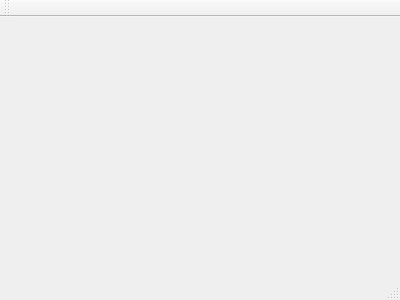
First picture: the form in mainwindow.ui, repository Lucotecia/Quick_Number_Place, before the edit.
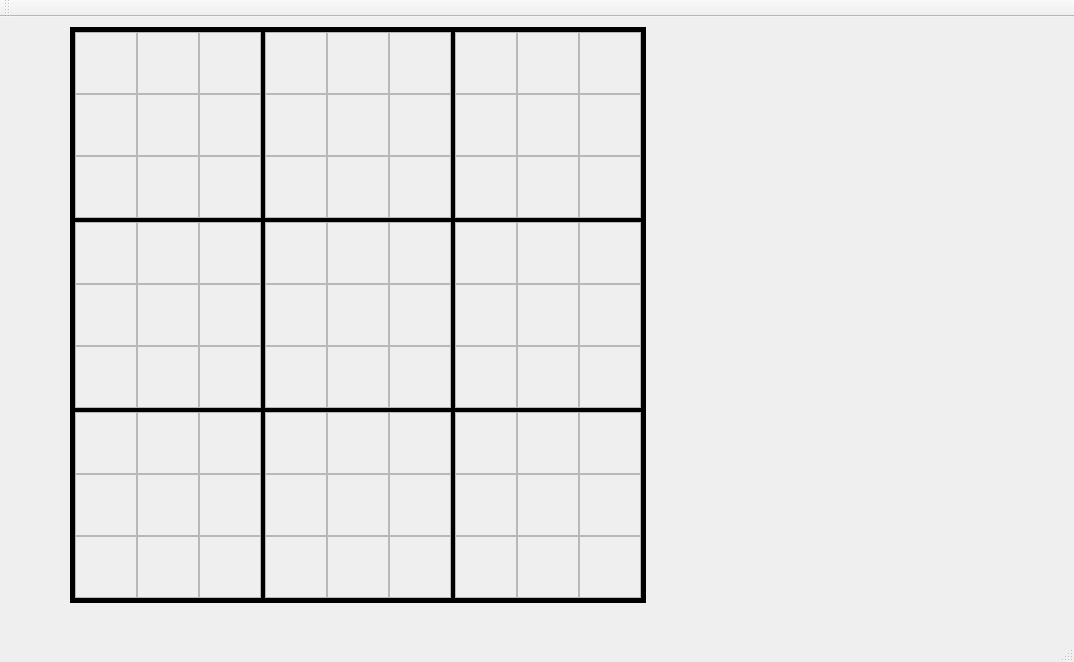
Second picture: the form after the edit. Custom widgets are drawn as their Qt base class.

Commit message: composed basic board UI

Patch:
```diff
--- a/mainwindow.ui
+++ b/mainwindow.ui
@@ -1,24 +1,1338 @@
 <ui version="4.0">
  <class>MainWindow</class>
- <widget class="QMainWindow" name="MainWindow" >
-  <property name="geometry" >
+ <widget class="QMainWindow" name="MainWindow">
+  <property name="geometry">
    <rect>
     <x>0</x>
     <y>0</y>
-    <width>400</width>
-    <height>300</height>
+    <width>1074</width>
+    <height>662</height>
    </rect>
   </property>
   <property name="windowTitle" >
    <string>MainWindow</string>
   </property>
-  <widget class="QMenuBar" name="menuBar" />
-  <widget class="QToolBar" name="mainToolBar" />
-  <widget class="QWidget" name="centralWidget" />
-  <widget class="QStatusBar" name="statusBar" />
+  <widget class="QWidget" name="centralWidget">
+   <widget class="QFrame" name="board">
+    <property name="geometry">
+     <rect>
+      <x>70</x>
+      <y>10</y>
+      <width>576</width>
+      <height>576</height>
+     </rect>
+    </property>
+    <property name="sizePolicy">
+     <sizepolicy hsizetype="Minimum" vsizetype="Minimum">
+      <horstretch>0</horstretch>
+      <verstretch>0</verstretch>
+     </sizepolicy>
+    </property>
+    <property name="minimumSize">
+     <size>
+      <width>576</width>
+      <height>576</height>
+     </size>
+    </property>
+    <property name="frameShape">
+     <enum>QFrame::Box</enum>
+    </property>
+    <property name="frameShadow">
+     <enum>QFrame::Plain</enum>
+    </property>
+    <property name="lineWidth">
+     <number>3</number>
+    </property>
+    <layout class="QGridLayout" name="gridLayout_10">
+     <property name="leftMargin">
+      <number>0</number>
+     </property>
+     <property name="topMargin">
+      <number>0</number>
+     </property>
+     <property name="rightMargin">
+      <number>0</number>
+     </property>
+     <property name="bottomMargin">
+      <number>0</number>
+     </property>
+     <property name="spacing">
+      <number>0</number>
+     </property>
+     <item row="1" column="0">
+      <widget class="QFrame" name="block00_4">
+       <property name="sizePolicy">
+        <sizepolicy hsizetype="Minimum" vsizetype="Minimum">
+         <horstretch>0</horstretch>
+         <verstretch>0</verstretch>
+        </sizepolicy>
+       </property>
+       <property name="minimumSize">
+        <size>
+         <width>190</width>
+         <height>190</height>
+        </size>
+       </property>
+       <property name="maximumSize">
+        <size>
+         <width>190</width>
+         <height>190</height>
+        </size>
+       </property>
+       <property name="frameShape">
+        <enum>QFrame::Box</enum>
+       </property>
+       <property name="frameShadow">
+        <enum>QFrame::Plain</enum>
+       </property>
+       <property name="lineWidth">
+        <number>2</number>
+       </property>
+       <layout class="QGridLayout" name="gridLayout_4">
+        <property name="leftMargin">
+         <number>0</number>
+        </property>
+        <property name="topMargin">
+         <number>0</number>
+        </property>
+        <property name="rightMargin">
+         <number>0</number>
+        </property>
+        <property name="bottomMargin">
+         <number>0</number>
+        </property>
+        <property name="spacing">
+         <number>0</number>
+        </property>
+        <item row="1" column="0">
+         <widget class="Cell" name="cell4_4">
+          <property name="frameShape">
+           <enum>QFrame::StyledPanel</enum>
+          </property>
+          <property name="frameShadow">
+           <enum>QFrame::Raised</enum>
+          </property>
+         </widget>
+        </item>
+        <item row="0" column="1">
+         <widget class="Cell" name="cell2_4">
+          <property name="frameShape">
+           <enum>QFrame::StyledPanel</enum>
+          </property>
+          <property name="frameShadow">
+           <enum>QFrame::Raised</enum>
+          </property>
+         </widget>
+        </item>
+        <item row="0" column="0">
+         <widget class="Cell" name="cell1_4">
+          <property name="frameShape">
+           <enum>QFrame::StyledPanel</enum>
+          </property>
+          <property name="frameShadow">
+           <enum>QFrame::Raised</enum>
+          </property>
+         </widget>
+        </item>
+        <item row="0" column="2">
+         <widget class="Cell" name="cell3_4">
+          <property name="frameShape">
+           <enum>QFrame::StyledPanel</enum>
+          </property>
+          <property name="frameShadow">
+           <enum>QFrame::Raised</enum>
+          </property>
+         </widget>
+        </item>
+        <item row="2" column="0">
+         <widget class="Cell" name="cell7_4">
+          <property name="frameShape">
+           <enum>QFrame::StyledPanel</enum>
+          </property>
+          <property name="frameShadow">
+           <enum>QFrame::Raised</enum>
+          </property>
+         </widget>
+        </item>
+        <item row="1" column="1">
+         <widget class="Cell" name="cell5_4">
+          <property name="frameShape">
+           <enum>QFrame::StyledPanel</enum>
+          </property>
+          <property name="frameShadow">
+           <enum>QFrame::Raised</enum>
+          </property>
+         </widget>
+        </item>
+        <item row="1" column="2">
+         <widget class="Cell" name="cell6_4">
+          <property name="frameShape">
+           <enum>QFrame::StyledPanel</enum>
+          </property>
+          <property name="frameShadow">
+           <enum>QFrame::Raised</enum>
+          </property>
+         </widget>
+        </item>
+        <item row="2" column="1">
+         <widget class="Cell" name="cell8_4">
+          <property name="frameShape">
+           <enum>QFrame::StyledPanel</enum>
+          </property>
+          <property name="frameShadow">
+           <enum>QFrame::Raised</enum>
+          </property>
+         </widget>
+        </item>
+        <item row="2" column="2">
+         <widget class="Cell" name="cell9_4">
+          <property name="frameShape">
+           <enum>QFrame::StyledPanel</enum>
+          </property>
+          <property name="frameShadow">
+           <enum>QFrame::Raised</enum>
+          </property>
+         </widget>
+        </item>
+       </layout>
+      </widget>
+     </item>
+     <item row="1" column="2">
+      <widget class="QFrame" name="block00_6">
+       <property name="sizePolicy">
+        <sizepolicy hsizetype="Minimum" vsizetype="Minimum">
+         <horstretch>0</horstretch>
+         <verstretch>0</verstretch>
+        </sizepolicy>
+       </property>
+       <property name="minimumSize">
+        <size>
+         <width>190</width>
+         <height>190</height>
+        </size>
+       </property>
+       <property name="maximumSize">
+        <size>
+         <width>190</width>
+         <height>190</height>
+        </size>
+       </property>
+       <property name="frameShape">
+        <enum>QFrame::Box</enum>
+       </property>
+       <property name="frameShadow">
+        <enum>QFrame::Plain</enum>
+       </property>
+       <property name="lineWidth">
+        <number>2</number>
+       </property>
+       <layout class="QGridLayout" name="gridLayout_6">
+        <property name="leftMargin">
+         <number>0</number>
+        </property>
+        <property name="topMargin">
+         <number>0</number>
+        </property>
+        <property name="rightMargin">
+         <number>0</number>
+        </property>
+        <property name="bottomMargin">
+         <number>0</number>
+        </property>
+        <property name="spacing">
+         <number>0</number>
+        </property>
+        <item row="1" column="0">
+         <widget class="Cell" name="cell4_6">
+          <property name="frameShape">
+           <enum>QFrame::StyledPanel</enum>
+          </property>
+          <property name="frameShadow">
+           <enum>QFrame::Raised</enum>
+          </property>
+         </widget>
+        </item>
+        <item row="0" column="1">
+         <widget class="Cell" name="cell2_6">
+          <property name="frameShape">
+           <enum>QFrame::StyledPanel</enum>
+          </property>
+          <property name="frameShadow">
+           <enum>QFrame::Raised</enum>
+          </property>
+         </widget>
+        </item>
+        <item row="0" column="0">
+         <widget class="Cell" name="cell1_6">
+          <property name="frameShape">
+           <enum>QFrame::StyledPanel</enum>
+          </property>
+          <property name="frameShadow">
+           <enum>QFrame::Raised</enum>
+          </property>
+         </widget>
+        </item>
+        <item row="0" column="2">
+         <widget class="Cell" name="cell3_6">
+          <property name="frameShape">
+           <enum>QFrame::StyledPanel</enum>
+          </property>
+          <property name="frameShadow">
+           <enum>QFrame::Raised</enum>
+          </property>
+         </widget>
+        </item>
+        <item row="2" column="0">
+         <widget class="Cell" name="cell7_6">
+          <property name="frameShape">
+           <enum>QFrame::StyledPanel</enum>
+          </property>
+          <property name="frameShadow">
+           <enum>QFrame::Raised</enum>
+          </property>
+         </widget>
+        </item>
+        <item row="1" column="1">
+         <widget class="Cell" name="cell5_6">
+          <property name="frameShape">
+           <enum>QFrame::StyledPanel</enum>
+          </property>
+          <property name="frameShadow">
+           <enum>QFrame::Raised</enum>
+          </property>
+         </widget>
+        </item>
+        <item row="1" column="2">
+         <widget class="Cell" name="cell6_6">
+          <property name="frameShape">
+           <enum>QFrame::StyledPanel</enum>
+          </property>
+          <property name="frameShadow">
+           <enum>QFrame::Raised</enum>
+          </property>
+         </widget>
+        </item>
+        <item row="2" column="1">
+         <widget class="Cell" name="cell8_6">
+          <property name="frameShape">
+           <enum>QFrame::StyledPanel</enum>
+          </property>
+          <property name="frameShadow">
+           <enum>QFrame::Raised</enum>
+          </property>
+         </widget>
+        </item>
+        <item row="2" column="2">
+         <widget class="Cell" name="cell9_6">
+          <property name="frameShape">
+           <enum>QFrame::StyledPanel</enum>
+          </property>
+          <property name="frameShadow">
+           <enum>QFrame::Raised</enum>
+          </property>
+         </widget>
+        </item>
+       </layout>
+      </widget>
+     </item>
+     <item row="0" column="1">
+      <widget class="QFrame" name="block00_2">
+       <property name="sizePolicy">
+        <sizepolicy hsizetype="Minimum" vsizetype="Minimum">
+         <horstretch>0</horstretch>
+         <verstretch>0</verstretch>
+        </sizepolicy>
+       </property>
+       <property name="minimumSize">
+        <size>
+         <width>190</width>
+         <height>190</height>
+        </size>
+       </property>
+       <property name="maximumSize">
+        <size>
+         <width>190</width>
+         <height>190</height>
+        </size>
+       </property>
+       <property name="frameShape">
+        <enum>QFrame::Box</enum>
+       </property>
+       <property name="frameShadow">
+        <enum>QFrame::Plain</enum>
+       </property>
+       <property name="lineWidth">
+        <number>2</number>
+       </property>
+       <layout class="QGridLayout" name="gridLayout_2">
+        <property name="leftMargin">
+         <number>0</number>
+        </property>
+        <property name="topMargin">
+         <number>0</number>
+        </property>
+        <property name="rightMargin">
+         <number>0</number>
+        </property>
+        <property name="bottomMargin">
+         <number>0</number>
+        </property>
+        <property name="spacing">
+         <number>0</number>
+        </property>
+        <item row="1" column="0">
+         <widget class="Cell" name="cell4_2">
+          <property name="frameShape">
+           <enum>QFrame::StyledPanel</enum>
+          </property>
+          <property name="frameShadow">
+           <enum>QFrame::Raised</enum>
+          </property>
+         </widget>
+        </item>
+        <item row="0" column="1">
+         <widget class="Cell" name="cell2_2">
+          <property name="frameShape">
+           <enum>QFrame::StyledPanel</enum>
+          </property>
+          <property name="frameShadow">
+           <enum>QFrame::Raised</enum>
+          </property>
+         </widget>
+        </item>
+        <item row="0" column="0">
+         <widget class="Cell" name="cell1_2">
+          <property name="frameShape">
+           <enum>QFrame::StyledPanel</enum>
+          </property>
+          <property name="frameShadow">
+           <enum>QFrame::Raised</enum>
+          </property>
+         </widget>
+        </item>
+        <item row="0" column="2">
+         <widget class="Cell" name="cell3_2">
+          <property name="frameShape">
+           <enum>QFrame::StyledPanel</enum>
+          </property>
+          <property name="frameShadow">
+           <enum>QFrame::Raised</enum>
+          </property>
+         </widget>
+        </item>
+        <item row="2" column="0">
+         <widget class="Cell" name="cell7_2">
+          <property name="frameShape">
+           <enum>QFrame::StyledPanel</enum>
+          </property>
+          <property name="frameShadow">
+           <enum>QFrame::Raised</enum>
+          </property>
+         </widget>
+        </item>
+        <item row="1" column="1">
+         <widget class="Cell" name="cell5_2">
+          <property name="frameShape">
+           <enum>QFrame::StyledPanel</enum>
+          </property>
+          <property name="frameShadow">
+           <enum>QFrame::Raised</enum>
+          </property>
+         </widget>
+        </item>
+        <item row="1" column="2">
+         <widget class="Cell" name="cell6_2">
+          <property name="frameShape">
+           <enum>QFrame::StyledPanel</enum>
+          </property>
+          <property name="frameShadow">
+           <enum>QFrame::Raised</enum>
+          </property>
+         </widget>
+        </item>
+        <item row="2" column="1">
+         <widget class="Cell" name="cell8_2">
+          <property name="frameShape">
+           <enum>QFrame::StyledPanel</enum>
+          </property>
+          <property name="frameShadow">
+           <enum>QFrame::Raised</enum>
+          </property>
+         </widget>
+        </item>
+        <item row="2" column="2">
+         <widget class="Cell" name="cell9_2">
+          <property name="frameShape">
+           <enum>QFrame::StyledPanel</enum>
+          </property>
+          <property name="frameShadow">
+           <enum>QFrame::Raised</enum>
+          </property>
+         </widget>
+        </item>
+       </layout>
+      </widget>
+     </item>
+     <item row="1" column="1">
+      <widget class="QFrame" name="block00_5">
+       <property name="sizePolicy">
+        <sizepolicy hsizetype="Minimum" vsizetype="Minimum">
+         <horstretch>0</horstretch>
+         <verstretch>0</verstretch>
+        </sizepolicy>
+       </property>
+       <property name="minimumSize">
+        <size>
+         <width>190</width>
+         <height>190</height>
+        </size>
+       </property>
+       <property name="maximumSize">
+        <size>
+         <width>190</width>
+         <height>190</height>
+        </size>
+       </property>
+       <property name="frameShape">
+        <enum>QFrame::Box</enum>
+       </property>
+       <property name="frameShadow">
+        <enum>QFrame::Plain</enum>
+       </property>
+       <property name="lineWidth">
+        <number>2</number>
+       </property>
+       <layout class="QGridLayout" name="gridLayout_5">
+        <property name="leftMargin">
+         <number>0</number>
+        </property>
+        <property name="topMargin">
+         <number>0</number>
+        </property>
+        <property name="rightMargin">
+         <number>0</number>
+        </property>
+        <property name="bottomMargin">
+         <number>0</number>
+        </property>
+        <property name="spacing">
+         <number>0</number>
+        </property>
+        <item row="1" column="0">
+         <widget class="Cell" name="cell4_5">
+          <property name="frameShape">
+           <enum>QFrame::StyledPanel</enum>
+          </property>
+          <property name="frameShadow">
+           <enum>QFrame::Raised</enum>
+          </property>
+         </widget>
+        </item>
+        <item row="0" column="1">
+         <widget class="Cell" name="cell2_5">
+          <property name="frameShape">
+           <enum>QFrame::StyledPanel</enum>
+          </property>
+          <property name="frameShadow">
+           <enum>QFrame::Raised</enum>
+          </property>
+         </widget>
+        </item>
+        <item row="0" column="0">
+         <widget class="Cell" name="cell1_5">
+          <property name="frameShape">
+           <enum>QFrame::StyledPanel</enum>
+          </property>
+          <property name="frameShadow">
+           <enum>QFrame::Raised</enum>
+          </property>
+         </widget>
+        </item>
+        <item row="0" column="2">
+         <widget class="Cell" name="cell3_5">
+          <property name="frameShape">
+           <enum>QFrame::StyledPanel</enum>
+          </property>
+          <property name="frameShadow">
+           <enum>QFrame::Raised</enum>
+          </property>
+         </widget>
+        </item>
+        <item row="2" column="0">
+         <widget class="Cell" name="cell7_5">
+          <property name="frameShape">
+           <enum>QFrame::StyledPanel</enum>
+          </property>
+          <property name="frameShadow">
+           <enum>QFrame::Raised</enum>
+          </property>
+         </widget>
+        </item>
+        <item row="1" column="1">
+         <widget class="Cell" name="cell5_5">
+          <property name="frameShape">
+           <enum>QFrame::StyledPanel</enum>
+          </property>
+          <property name="frameShadow">
+           <enum>QFrame::Raised</enum>
+          </property>
+         </widget>
+        </item>
+        <item row="1" column="2">
+         <widget class="Cell" name="cell6_5">
+          <property name="frameShape">
+           <enum>QFrame::StyledPanel</enum>
+          </property>
+          <property name="frameShadow">
+           <enum>QFrame::Raised</enum>
+          </property>
+         </widget>
+        </item>
+        <item row="2" column="1">
+         <widget class="Cell" name="cell8_5">
+          <property name="frameShape">
+           <enum>QFrame::StyledPanel</enum>
+          </property>
+          <property name="frameShadow">
+           <enum>QFrame::Raised</enum>
+          </property>
+         </widget>
+        </item>
+        <item row="2" column="2">
+         <widget class="Cell" name="cell9_5">
+          <property name="frameShape">
+           <enum>QFrame::StyledPanel</enum>
+          </property>
+          <property name="frameShadow">
+           <enum>QFrame::Raised</enum>
+          </property>
+         </widget>
+        </item>
+       </layout>
+      </widget>
+     </item>
+     <item row="0" column="0">
+      <widget class="QFrame" name="block00">
+       <property name="sizePolicy">
+        <sizepolicy hsizetype="Minimum" vsizetype="Minimum">
+         <horstretch>0</horstretch>
+         <verstretch>0</verstretch>
+        </sizepolicy>
+       </property>
+       <property name="minimumSize">
+        <size>
+         <width>190</width>
+         <height>190</height>
+        </size>
+       </property>
+       <property name="maximumSize">
+        <size>
+         <width>190</width>
+         <height>190</height>
+        </size>
+       </property>
+       <property name="frameShape">
+        <enum>QFrame::Box</enum>
+       </property>
+       <property name="frameShadow">
+        <enum>QFrame::Plain</enum>
+       </property>
+       <property name="lineWidth">
+        <number>2</number>
+       </property>
+       <layout class="QGridLayout" name="gridLayout">
+        <property name="leftMargin">
+         <number>0</number>
+        </property>
+        <property name="topMargin">
+         <number>0</number>
+        </property>
+        <property name="rightMargin">
+         <number>0</number>
+        </property>
+        <property name="bottomMargin">
+         <number>0</number>
+        </property>
+        <property name="spacing">
+         <number>0</number>
+        </property>
+        <item row="1" column="0">
+         <widget class="Cell" name="cell4">
+          <property name="frameShape">
+           <enum>QFrame::StyledPanel</enum>
+          </property>
+          <property name="frameShadow">
+           <enum>QFrame::Raised</enum>
+          </property>
+         </widget>
+        </item>
+        <item row="0" column="1">
+         <widget class="Cell" name="cell2">
+          <property name="frameShape">
+           <enum>QFrame::StyledPanel</enum>
+          </property>
+          <property name="frameShadow">
+           <enum>QFrame::Raised</enum>
+          </property>
+         </widget>
+        </item>
+        <item row="0" column="0">
+         <widget class="Cell" name="cell1">
+          <property name="frameShape">
+           <enum>QFrame::StyledPanel</enum>
+          </property>
+          <property name="frameShadow">
+           <enum>QFrame::Raised</enum>
+          </property>
+         </widget>
+        </item>
+        <item row="0" column="2">
+         <widget class="Cell" name="cell3">
+          <property name="frameShape">
+           <enum>QFrame::StyledPanel</enum>
+          </property>
+          <property name="frameShadow">
+           <enum>QFrame::Raised</enum>
+          </property>
+         </widget>
+        </item>
+        <item row="2" column="0">
+         <widget class="Cell" name="cell7">
+          <property name="frameShape">
+           <enum>QFrame::StyledPanel</enum>
+          </property>
+          <property name="frameShadow">
+           <enum>QFrame::Raised</enum>
+          </property>
+         </widget>
+        </item>
+        <item row="1" column="1">
+         <widget class="Cell" name="cell5">
+          <property name="frameShape">
+           <enum>QFrame::StyledPanel</enum>
+          </property>
+          <property name="frameShadow">
+           <enum>QFrame::Raised</enum>
+          </property>
+         </widget>
+        </item>
+        <item row="1" column="2">
+         <widget class="Cell" name="cell6">
+          <property name="frameShape">
+           <enum>QFrame::StyledPanel</enum>
+          </property>
+          <property name="frameShadow">
+           <enum>QFrame::Raised</enum>
+          </property>
+         </widget>
+        </item>
+        <item row="2" column="1">
+         <widget class="Cell" name="cell8">
+          <property name="frameShape">
+           <enum>QFrame::StyledPanel</enum>
+          </property>
+          <property name="frameShadow">
+           <enum>QFrame::Raised</enum>
+          </property>
+         </widget>
+        </item>
+        <item row="2" column="2">
+         <widget class="Cell" name="cell9">
+          <property name="frameShape">
+           <enum>QFrame::StyledPanel</enum>
+          </property>
+          <property name="frameShadow">
+           <enum>QFrame::Raised</enum>
+          </property>
+         </widget>
+        </item>
+       </layout>
+      </widget>
+     </item>
+     <item row="0" column="2">
+      <widget class="QFrame" name="block00_3">
+       <property name="sizePolicy">
+        <sizepolicy hsizetype="Minimum" vsizetype="Minimum">
+         <horstretch>0</horstretch>
+         <verstretch>0</verstretch>
+        </sizepolicy>
+       </property>
+       <property name="minimumSize">
+        <size>
+         <width>190</width>
+         <height>190</height>
+        </size>
+       </property>
+       <property name="maximumSize">
+        <size>
+         <width>190</width>
+         <height>190</height>
+        </size>
+       </property>
+       <property name="frameShape">
+        <enum>QFrame::Box</enum>
+       </property>
+       <property name="frameShadow">
+        <enum>QFrame::Plain</enum>
+       </property>
+       <property name="lineWidth">
+        <number>2</number>
+       </property>
+       <layout class="QGridLayout" name="gridLayout_3">
+        <property name="leftMargin">
+         <number>0</number>
+        </property>
+        <property name="topMargin">
+         <number>0</number>
+        </property>
+        <property name="rightMargin">
+         <number>0</number>
+        </property>
+        <property name="bottomMargin">
+         <number>0</number>
+        </property>
+        <property name="spacing">
+         <number>0</number>
+        </property>
+        <item row="1" column="0">
+         <widget class="Cell" name="cell4_3">
+          <property name="frameShape">
+           <enum>QFrame::StyledPanel</enum>
+          </property>
+          <property name="frameShadow">
+           <enum>QFrame::Raised</enum>
+          </property>
+         </widget>
+        </item>
+        <item row="0" column="1">
+         <widget class="Cell" name="cell2_3">
+          <property name="frameShape">
+           <enum>QFrame::StyledPanel</enum>
+          </property>
+          <property name="frameShadow">
+           <enum>QFrame::Raised</enum>
+          </property>
+         </widget>
+        </item>
+        <item row="0" column="0">
+         <widget class="Cell" name="cell1_3">
+          <property name="frameShape">
+           <enum>QFrame::StyledPanel</enum>
+          </property>
+          <property name="frameShadow">
+           <enum>QFrame::Raised</enum>
+          </property>
+         </widget>
+        </item>
+        <item row="0" column="2">
+         <widget class="Cell" name="cell3_3">
+          <property name="frameShape">
+           <enum>QFrame::StyledPanel</enum>
+          </property>
+          <property name="frameShadow">
+           <enum>QFrame::Raised</enum>
+          </property>
+         </widget>
+        </item>
+        <item row="2" column="0">
+         <widget class="Cell" name="cell7_3">
+          <property name="frameShape">
+           <enum>QFrame::StyledPanel</enum>
+          </property>
+          <property name="frameShadow">
+           <enum>QFrame::Raised</enum>
+          </property>
+         </widget>
+        </item>
+        <item row="1" column="1">
+         <widget class="Cell" name="cell5_3">
+          <property name="frameShape">
+           <enum>QFrame::StyledPanel</enum>
+          </property>
+          <property name="frameShadow">
+           <enum>QFrame::Raised</enum>
+          </property>
+         </widget>
+        </item>
+        <item row="1" column="2">
+         <widget class="Cell" name="cell6_3">
+          <property name="frameShape">
+           <enum>QFrame::StyledPanel</enum>
+          </property>
+          <property name="frameShadow">
+           <enum>QFrame::Raised</enum>
+          </property>
+         </widget>
+        </item>
+        <item row="2" column="1">
+         <widget class="Cell" name="cell8_3">
+          <property name="frameShape">
+           <enum>QFrame::StyledPanel</enum>
+          </property>
+          <property name="frameShadow">
+           <enum>QFrame::Raised</enum>
+          </property>
+         </widget>
+        </item>
+        <item row="2" column="2">
+         <widget class="Cell" name="cell9_3">
+          <property name="frameShape">
+           <enum>QFrame::StyledPanel</enum>
+          </property>
+          <property name="frameShadow">
+           <enum>QFrame::Raised</enum>
+          </property>
+         </widget>
+        </item>
+       </layout>
+      </widget>
+     </item>
+     <item row="2" column="2">
+      <widget class="QFrame" name="block00_9">
+       <property name="sizePolicy">
+        <sizepolicy hsizetype="Minimum" vsizetype="Minimum">
+         <horstretch>0</horstretch>
+         <verstretch>0</verstretch>
+        </sizepolicy>
+       </property>
+       <property name="minimumSize">
+        <size>
+         <width>190</width>
+         <height>190</height>
+        </size>
+       </property>
+       <property name="maximumSize">
+        <size>
+         <width>190</width>
+         <height>190</height>
+        </size>
+       </property>
+       <property name="frameShape">
+        <enum>QFrame::Box</enum>
+       </property>
+       <property name="frameShadow">
+        <enum>QFrame::Plain</enum>
+       </property>
+       <property name="lineWidth">
+        <number>2</number>
+       </property>
+       <layout class="QGridLayout" name="gridLayout_9">
+        <property name="leftMargin">
+         <number>0</number>
+        </property>
+        <property name="topMargin">
+         <number>0</number>
+        </property>
+        <property name="rightMargin">
+         <number>0</number>
+        </property>
+        <property name="bottomMargin">
+         <number>0</number>
+        </property>
+        <property name="spacing">
+         <number>0</number>
+        </property>
+        <item row="1" column="0">
+         <widget class="Cell" name="cell4_9">
+          <property name="frameShape">
+           <enum>QFrame::StyledPanel</enum>
+          </property>
+          <property name="frameShadow">
+           <enum>QFrame::Raised</enum>
+          </property>
+         </widget>
+        </item>
+        <item row="0" column="1">
+         <widget class="Cell" name="cell2_9">
+          <property name="frameShape">
+           <enum>QFrame::StyledPanel</enum>
+          </property>
+          <property name="frameShadow">
+           <enum>QFrame::Raised</enum>
+          </property>
+         </widget>
+        </item>
+        <item row="0" column="0">
+         <widget class="Cell" name="cell1_9">
+          <property name="frameShape">
+           <enum>QFrame::StyledPanel</enum>
+          </property>
+          <property name="frameShadow">
+           <enum>QFrame::Raised</enum>
+          </property>
+         </widget>
+        </item>
+        <item row="0" column="2">
+         <widget class="Cell" name="cell3_9">
+          <property name="frameShape">
+           <enum>QFrame::StyledPanel</enum>
+          </property>
+          <property name="frameShadow">
+           <enum>QFrame::Raised</enum>
+          </property>
+         </widget>
+        </item>
+        <item row="2" column="0">
+         <widget class="Cell" name="cell7_9">
+          <property name="frameShape">
+           <enum>QFrame::StyledPanel</enum>
+          </property>
+          <property name="frameShadow">
+           <enum>QFrame::Raised</enum>
+          </property>
+         </widget>
+        </item>
+        <item row="1" column="1">
+         <widget class="Cell" name="cell5_9">
+          <property name="frameShape">
+           <enum>QFrame::StyledPanel</enum>
+          </property>
+          <property name="frameShadow">
+           <enum>QFrame::Raised</enum>
+          </property>
+         </widget>
+        </item>
+        <item row="1" column="2">
+         <widget class="Cell" name="cell6_9">
+          <property name="frameShape">
+           <enum>QFrame::StyledPanel</enum>
+          </property>
+          <property name="frameShadow">
+           <enum>QFrame::Raised</enum>
+          </property>
+         </widget>
+        </item>
+        <item row="2" column="1">
+         <widget class="Cell" name="cell8_9">
+          <property name="frameShape">
+           <enum>QFrame::StyledPanel</enum>
+          </property>
+          <property name="frameShadow">
+           <enum>QFrame::Raised</enum>
+          </property>
+         </widget>
+        </item>
+        <item row="2" column="2">
+         <widget class="Cell" name="cell9_9">
+          <property name="frameShape">
+           <enum>QFrame::StyledPanel</enum>
+          </property>
+          <property name="frameShadow">
+           <enum>QFrame::Raised</enum>
+          </property>
+         </widget>
+        </item>
+       </layout>
+      </widget>
+     </item>
+     <item row="2" column="0">
+      <widget class="QFrame" name="block00_7">
+       <property name="sizePolicy">
+        <sizepolicy hsizetype="Minimum" vsizetype="Minimum">
+         <horstretch>0</horstretch>
+         <verstretch>0</verstretch>
+        </sizepolicy>
+       </property>
+       <property name="minimumSize">
+        <size>
+         <width>190</width>
+         <height>190</height>
+        </size>
+       </property>
+       <property name="maximumSize">
+        <size>
+         <width>190</width>
+         <height>190</height>
+        </size>
+       </property>
+       <property name="frameShape">
+        <enum>QFrame::Box</enum>
+       </property>
+       <property name="frameShadow">
+        <enum>QFrame::Plain</enum>
+       </property>
+       <property name="lineWidth">
+        <number>2</number>
+       </property>
+       <layout class="QGridLayout" name="gridLayout_7">
+        <property name="leftMargin">
+         <number>0</number>
+        </property>
+        <property name="topMargin">
+         <number>0</number>
+        </property>
+        <property name="rightMargin">
+         <number>0</number>
+        </property>
+        <property name="bottomMargin">
+         <number>0</number>
+        </property>
+        <property name="spacing">
+         <number>0</number>
+        </property>
+        <item row="1" column="0">
+         <widget class="Cell" name="cell4_7">
+          <property name="frameShape">
+           <enum>QFrame::StyledPanel</enum>
+          </property>
+          <property name="frameShadow">
+           <enum>QFrame::Raised</enum>
+          </property>
+         </widget>
+        </item>
+        <item row="0" column="1">
+         <widget class="Cell" name="cell2_7">
+          <property name="frameShape">
+           <enum>QFrame::StyledPanel</enum>
+          </property>
+          <property name="frameShadow">
+           <enum>QFrame::Raised</enum>
+          </property>
+         </widget>
+        </item>
+        <item row="0" column="0">
+         <widget class="Cell" name="cell1_7">
+          <property name="frameShape">
+           <enum>QFrame::StyledPanel</enum>
+          </property>
+          <property name="frameShadow">
+           <enum>QFrame::Raised</enum>
+          </property>
+         </widget>
+        </item>
+        <item row="0" column="2">
+         <widget class="Cell" name="cell3_7">
+          <property name="frameShape">
+           <enum>QFrame::StyledPanel</enum>
+          </property>
+          <property name="frameShadow">
+           <enum>QFrame::Raised</enum>
+          </property>
+         </widget>
+        </item>
+        <item row="2" column="0">
+         <widget class="Cell" name="cell7_7">
+          <property name="frameShape">
+           <enum>QFrame::StyledPanel</enum>
+          </property>
+          <property name="frameShadow">
+           <enum>QFrame::Raised</enum>
+          </property>
+         </widget>
+        </item>
+        <item row="1" column="1">
+         <widget class="Cell" name="cell5_7">
+          <property name="frameShape">
+           <enum>QFrame::StyledPanel</enum>
+          </property>
+          <property name="frameShadow">
+           <enum>QFrame::Raised</enum>
+          </property>
+         </widget>
+        </item>
+        <item row="1" column="2">
+         <widget class="Cell" name="cell6_7">
+          <property name="frameShape">
+           <enum>QFrame::StyledPanel</enum>
+          </property>
+          <property name="frameShadow">
+           <enum>QFrame::Raised</enum>
+          </property>
+         </widget>
+        </item>
+        <item row="2" column="1">
+         <widget class="Cell" name="cell8_7">
+          <property name="frameShape">
+           <enum>QFrame::StyledPanel</enum>
+          </property>
+          <property name="frameShadow">
+           <enum>QFrame::Raised</enum>
+          </property>
+         </widget>
+        </item>
+        <item row="2" column="2">
+         <widget class="Cell" name="cell9_7">
+          <property name="frameShape">
+           <enum>QFrame::StyledPanel</enum>
+          </property>
+          <property name="frameShadow">
+           <enum>QFrame::Raised</enum>
+          </property>
+         </widget>
+        </item>
+       </layout>
+      </widget>
+     </item>
+     <item row="2" column="1">
+      <widget class="QFrame" name="block00_8">
+       <property name="sizePolicy">
+        <sizepolicy hsizetype="Minimum" vsizetype="Minimum">
+         <horstretch>0</horstretch>
+         <verstretch>0</verstretch>
+        </sizepolicy>
+       </property>
+       <property name="minimumSize">
+        <size>
+         <width>190</width>
+         <height>190</height>
+        </size>
+       </property>
+       <property name="maximumSize">
+        <size>
+         <width>190</width>
+         <height>190</height>
+        </size>
+       </property>
+       <property name="frameShape">
+        <enum>QFrame::Box</enum>
+       </property>
+       <property name="frameShadow">
+        <enum>QFrame::Plain</enum>
+       </property>
+       <property name="lineWidth">
+        <number>2</number>
+       </property>
+       <layout class="QGridLayout" name="gridLayout_8">
+        <property name="leftMargin">
+         <number>0</number>
+        </property>
+        <property name="topMargin">
+         <number>0</number>
+        </property>
+        <property name="rightMargin">
+         <number>0</number>
+        </property>
+        <property name="bottomMargin">
+         <number>0</number>
+        </property>
+        <property name="spacing">
+         <number>0</number>
+        </property>
+        <item row="1" column="0">
+         <widget class="Cell" name="cell4_8">
+          <property name="frameShape">
+           <enum>QFrame::StyledPanel</enum>
+          </property>
+          <property name="frameShadow">
+           <enum>QFrame::Raised</enum>
+          </property>
+         </widget>
+        </item>
+        <item row="0" column="1">
+         <widget class="Cell" name="cell2_8">
+          <property name="frameShape">
+           <enum>QFrame::StyledPanel</enum>
+          </property>
+          <property name="frameShadow">
+           <enum>QFrame::Raised</enum>
+          </property>
+         </widget>
+        </item>
+        <item row="0" column="0">
+         <widget class="Cell" name="cell1_8">
+          <property name="frameShape">
+           <enum>QFrame::StyledPanel</enum>
+          </property>
+          <property name="frameShadow">
+           <enum>QFrame::Raised</enum>
+          </property>
+         </widget>
+        </item>
+        <item row="0" column="2">
+         <widget class="Cell" name="cell3_8">
+          <property name="frameShape">
+           <enum>QFrame::StyledPanel</enum>
+          </property>
+          <property name="frameShadow">
+           <enum>QFrame::Raised</enum>
+          </property>
+         </widget>
+        </item>
+        <item row="2" column="0">
+         <widget class="Cell" name="cell7_8">
+          <property name="frameShape">
+           <enum>QFrame::StyledPanel</enum>
+          </property>
+          <property name="frameShadow">
+           <enum>QFrame::Raised</enum>
+          </property>
+         </widget>
+        </item>
+        <item row="1" column="1">
+         <widget class="Cell" name="cell5_8">
+          <property name="frameShape">
+           <enum>QFrame::StyledPanel</enum>
+          </property>
+          <property name="frameShadow">
+           <enum>QFrame::Raised</enum>
+          </property>
+         </widget>
+        </item>
+        <item row="1" column="2">
+         <widget class="Cell" name="cell6_8">
+          <property name="frameShape">
+           <enum>QFrame::StyledPanel</enum>
+          </property>
+          <property name="frameShadow">
+           <enum>QFrame::Raised</enum>
+          </property>
+         </widget>
+        </item>
+        <item row="2" column="1">
+         <widget class="Cell" name="cell8_8">
+          <property name="frameShape">
+           <enum>QFrame::StyledPanel</enum>
+          </property>
+          <property name="frameShadow">
+           <enum>QFrame::Raised</enum>
+          </property>
+         </widget>
+        </item>
+        <item row="2" column="2">
+         <widget class="Cell" name="cell9_8">
+          <property name="frameShape">
+           <enum>QFrame::StyledPanel</enum>
+          </property>
+          <property name="frameShadow">
+           <enum>QFrame::Raised</enum>
+          </property>
+         </widget>
+        </item>
+       </layout>
+      </widget>
+     </item>
+    </layout>
+   </widget>
+  </widget>
+  <widget class="QMenuBar" name="menuBar">
+   <property name="geometry">
+    <rect>
+     <x>0</x>
+     <y>0</y>
+     <width>1074</width>
+     <height>26</height>
+    </rect>
+   </property>
+  </widget>
+  <widget class="QToolBar" name="mainToolBar">
+   <attribute name="toolBarArea">
+    <enum>TopToolBarArea</enum>
+   </attribute>
+   <attribute name="toolBarBreak">
+    <bool>false</bool>
+   </attribute>
+  </widget>
+  <widget class="QStatusBar" name="statusBar"/>
  </widget>
- <layoutDefault spacing="6" margin="11" />
- <pixmapfunction></pixmapfunction>
+ <layoutdefault spacing="6" margin="11"/>
+ <customwidgets>
+  <customwidget>
+   <class>Cell</class>
+   <extends>QFrame</extends>
+   <header>cell.h</header>
+   <container>1</container>
+  </customwidget>
+ </customwidgets>
  <resources/>
  <connections/>
 </ui>
```
Left out of the diff: 3 changed lines with no effect on the pictures. The commit also changes 4 other files.
